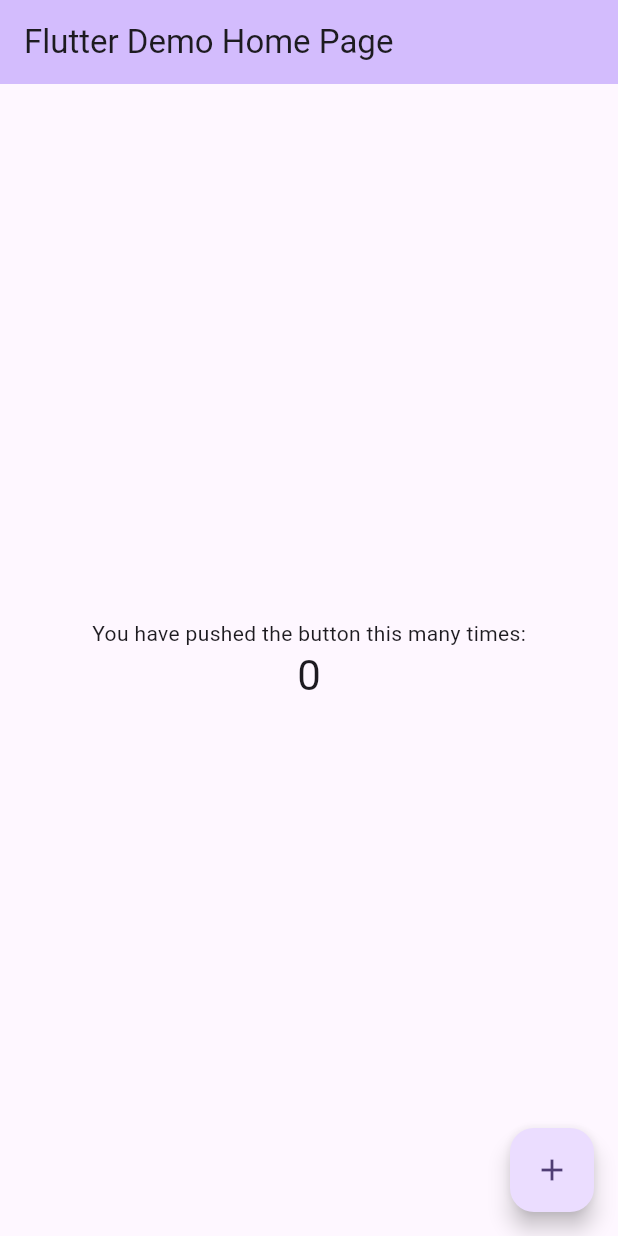
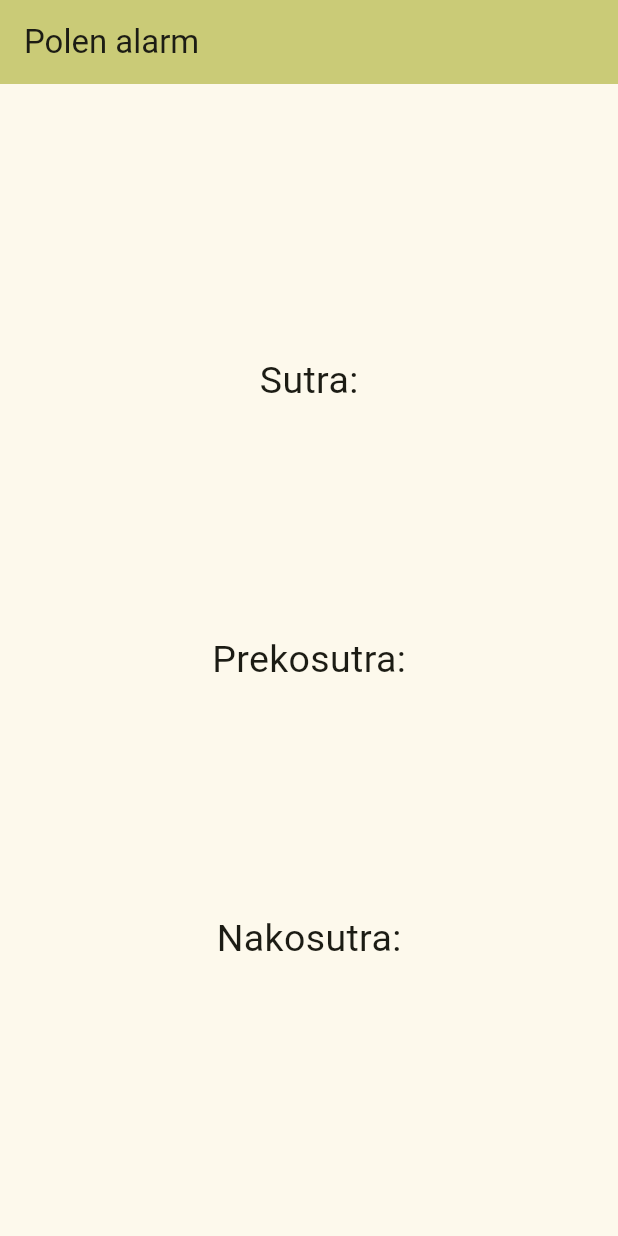
Before and after one commit to asdfmake/Hacka, a Flutter app: the screen it shows after launch, on a phone screen of 412 x 824 dp. Run offline on Flutter 3.47's test engine with Material 2 defaults, Android fonts, the light colour scheme and no system bars.

Commit message:
UI osnova

```diff
--- a/lib/main.dart
+++ b/lib/main.dart
@@ -7,47 +7,21 @@
 class MyApp extends StatelessWidget {
   const MyApp({super.key});
 
-  // This widget is the root of your application.
   @override
   Widget build(BuildContext context) {
     return MaterialApp(
-      title: 'Flutter Demo',
+      title: 'HACKA',
       theme: ThemeData(
-        // This is the theme of your application.
-        //
-        // TRY THIS: Try running your application with "flutter run". You'll see
-        // the application has a blue toolbar. Then, without quitting the app,
-        // try changing the seedColor in the colorScheme below to Colors.green
-        // and then invoke "hot reload" (save your changes or press the "hot
-        // reload" button in a Flutter-supported IDE, or press "r" if you used
-        // the command line to start the app).
-        //
-        // Notice that the counter didn't reset back to zero; the application
-        // state is not lost during the reload. To reset the state, use hot
-        // restart instead.
-        //
-        // This works for code too, not just values: Most code changes can be
-        // tested with just a hot reload.
-        colorScheme: ColorScheme.fromSeed(seedColor: Colors.deepPurple),
+        colorScheme: ColorScheme.fromSeed(seedColor: Color.fromARGB(255, 253, 255, 110)),
         useMaterial3: true,
       ),
-      home: const MyHomePage(title: 'Flutter Demo Home Page'),
+      home: const MyHomePage(title: 'Polen alarm'),
     );
   }
 }
 
 class MyHomePage extends StatefulWidget {
   const MyHomePage({super.key, required this.title});
-
-  // This widget is the home page of your application. It is stateful, meaning
-  // that it has a State object (defined below) that contains fields that affect
-  // how it looks.
-
-  // This class is the configuration for the state. It holds the values (in this
-  // case the title) provided by the parent (in this case the App widget) and
-  // used by the build method of the State. Fields in a Widget subclass are
-  // always marked "final".
-
   final String title;
 
   @override
@@ -59,67 +33,42 @@
 
   void _incrementCounter() {
     setState(() {
-      // This call to setState tells the Flutter framework that something has
-      // changed in this State, which causes it to rerun the build method below
-      // so that the display can reflect the updated values. If we changed
-      // _counter without calling setState(), then the build method would not be
-      // called again, and so nothing would appear to happen.
       _counter++;
     });
   }
 
   @override
   Widget build(BuildContext context) {
-    // This method is rerun every time setState is called, for instance as done
-    // by the _incrementCounter method above.
-    //
-    // The Flutter framework has been optimized to make rerunning build methods
-    // fast, so that you can just rebuild anything that needs updating rather
-    // than having to individually change instances of widgets.
     return Scaffold(
       appBar: AppBar(
-        // TRY THIS: Try changing the color here to a specific color (to
-        // Colors.amber, perhaps?) and trigger a hot reload to see the AppBar
-        // change color while the other colors stay the same.
         backgroundColor: Theme.of(context).colorScheme.inversePrimary,
-        // Here we take the value from the MyHomePage object that was created by
-        // the App.build method, and use it to set our appbar title.
         title: Text(widget.title),
       ),
       body: Center(
-        // Center is a layout widget. It takes a single child and positions it
-        // in the middle of the parent.
         child: Column(
-          // Column is also a layout widget. It takes a list of children and
-          // arranges them vertically. By default, it sizes itself to fit its
-          // children horizontally, and tries to be as tall as its parent.
-          //
-          // Column has various properties to control how it sizes itself and
-          // how it positions its children. Here we use mainAxisAlignment to
-          // center the children vertically; the main axis here is the vertical
-          // axis because Columns are vertical (the cross axis would be
-          // horizontal).
-          //
-          // TRY THIS: Invoke "debug painting" (choose the "Toggle Debug Paint"
-          // action in the IDE, or press "p" in the console), to see the
-          // wireframe for each widget.
           mainAxisAlignment: MainAxisAlignment.center,
           children: <Widget>[
-            const Text(
-              'You have pushed the button this many times:',
+            Text(
+              'Sutra:',
+              style: TextStyle(fontSize: 25),
+            ),
+            SizedBox(
+              height: 150,
             ),
             Text(
-              '$_counter',
-              style: Theme.of(context).textTheme.headlineMedium,
+              'Prekosutra:',
+              style: TextStyle(fontSize: 25),
             ),
+            SizedBox(
+              height: 150,
+            ),
+            Text(
+              'Nakosutra:',
+              style: TextStyle(fontSize: 25),
+            )
           ],
         ),
       ),
-      floatingActionButton: FloatingActionButton(
-        onPressed: _incrementCounter,
-        tooltip: 'Increment',
-        child: const Icon(Icons.add),
-      ), // This trailing comma makes auto-formatting nicer for build methods.
     );
   }
 }
```
Also changed, not shown: 1 other file.
